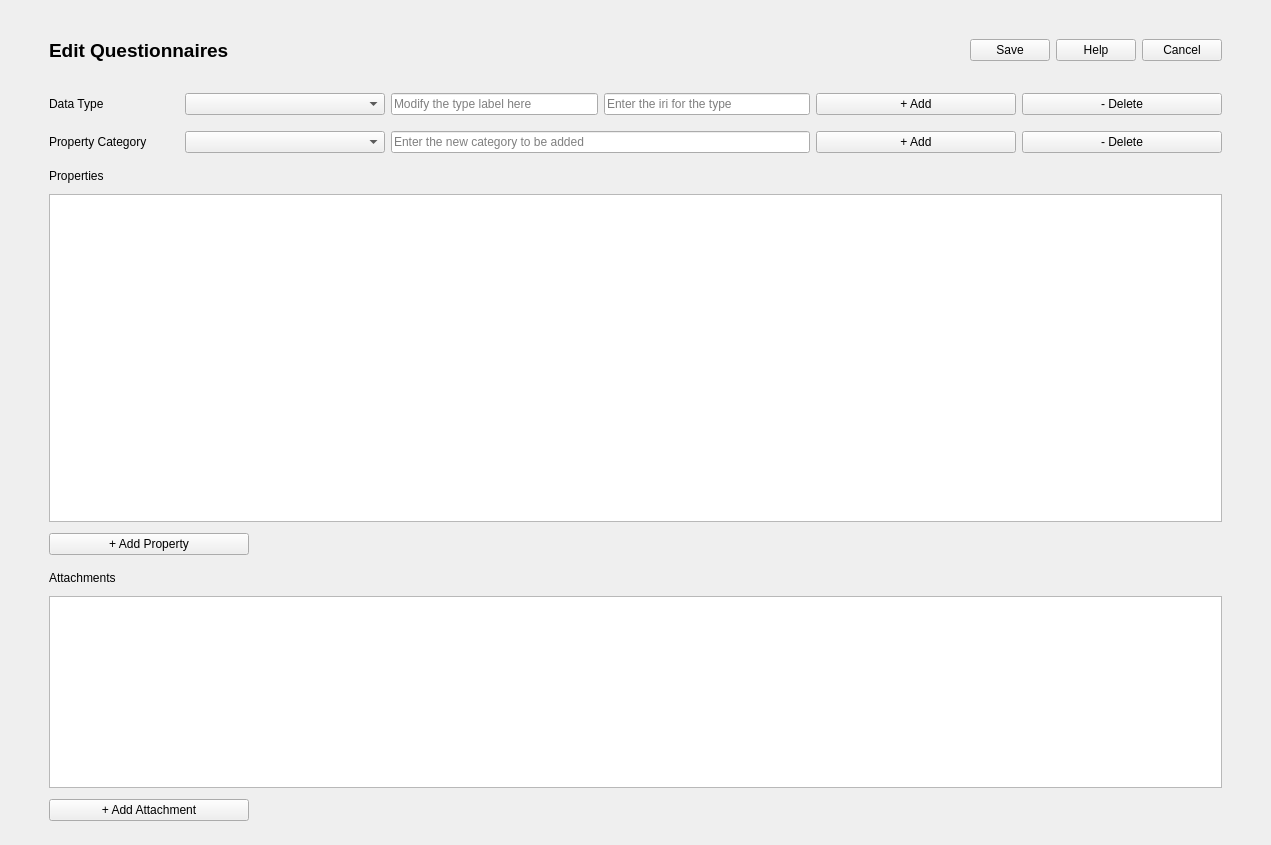
Above: pasta_eln/GUI/ontology_configuration/ontology_configuration.ui from PASTA-ELN/pasta-eln before the change. Below: the same form after it.
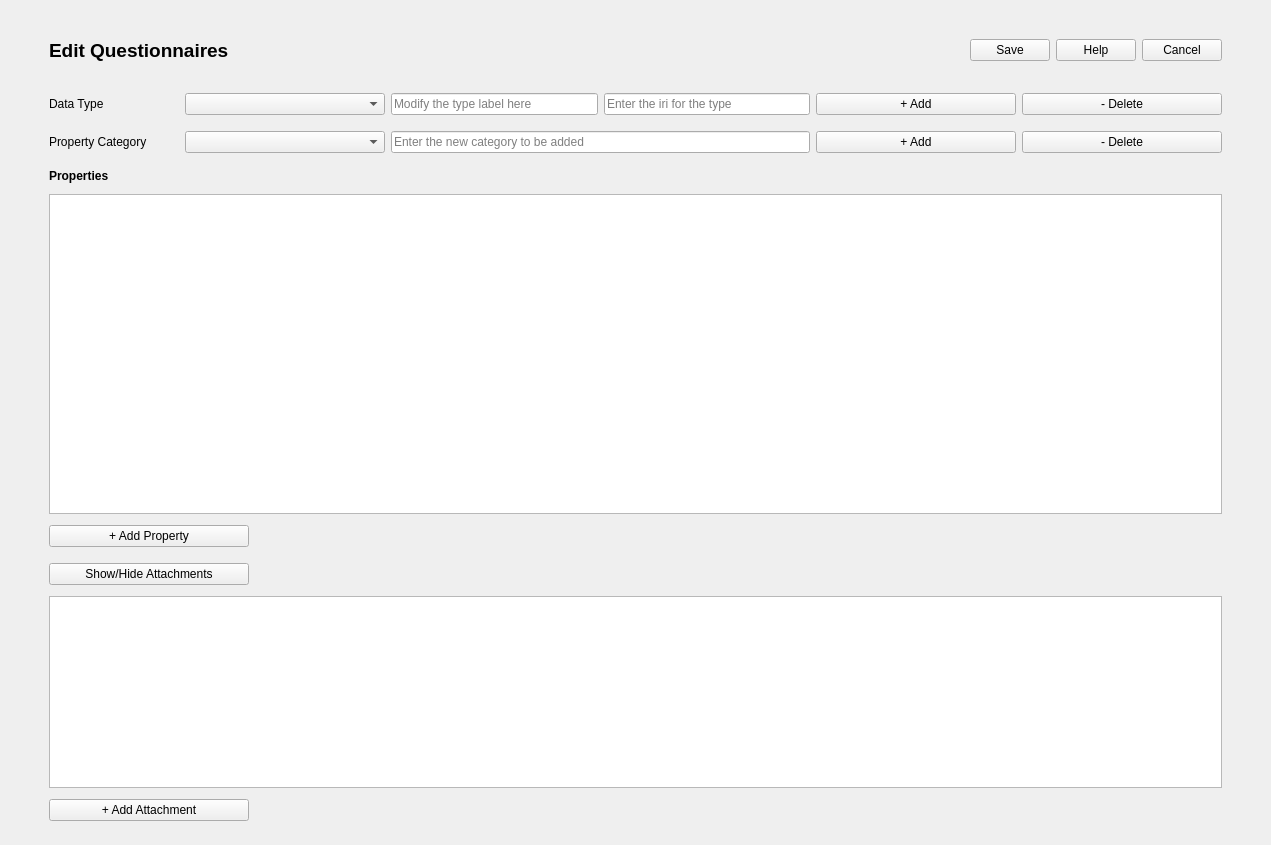
That is the form after the change.

Commit message: - Added a show/hide button for the attachment table + add attachment button - By default, hide the attachment table

```diff
--- a/pasta_eln/GUI/ontology_configuration/ontology_configuration.ui
+++ b/pasta_eln/GUI/ontology_configuration/ontology_configuration.ui
@@ -95,15 +95,37 @@
            <number>5</number>
           </property>
           <item>
-           <widget class="QLabel" name="attachmentsHeaderLabel">
+           <widget class="QPushButton" name="attachmentsShowHidePushButton">
+            <property name="sizePolicy">
+             <sizepolicy hsizetype="Minimum" vsizetype="Minimum">
+              <horstretch>0</horstretch>
+              <verstretch>0</verstretch>
+             </sizepolicy>
+            </property>
+            <property name="minimumSize">
+             <size>
+              <width>200</width>
+              <height>0</height>
+             </size>
+            </property>
             <property name="text">
-             <string>Attachments</string>
-            </property>
-            <property name="margin">
-             <number>0</number>
+             <string>Show/Hide Attachments</string>
             </property>
            </widget>
           </item>
+          <item>
+           <spacer name="horizontalSpacer_2">
+            <property name="orientation">
+             <enum>Qt::Horizontal</enum>
+            </property>
+            <property name="sizeHint" stdset="0">
+             <size>
+              <width>40</width>
+              <height>20</height>
+             </size>
+            </property>
+           </spacer>
+          </item>
          </layout>
         </item>
         <item row="3" column="0">
@@ -489,6 +511,11 @@
           </property>
           <item>
            <widget class="QLabel" name="propertiesTableHeaderLabel">
+            <property name="font">
+             <font>
+              <bold>true</bold>
+             </font>
+            </property>
             <property name="text">
              <string>Properties</string>
             </property>
```
The commit also changes 2 other files.
